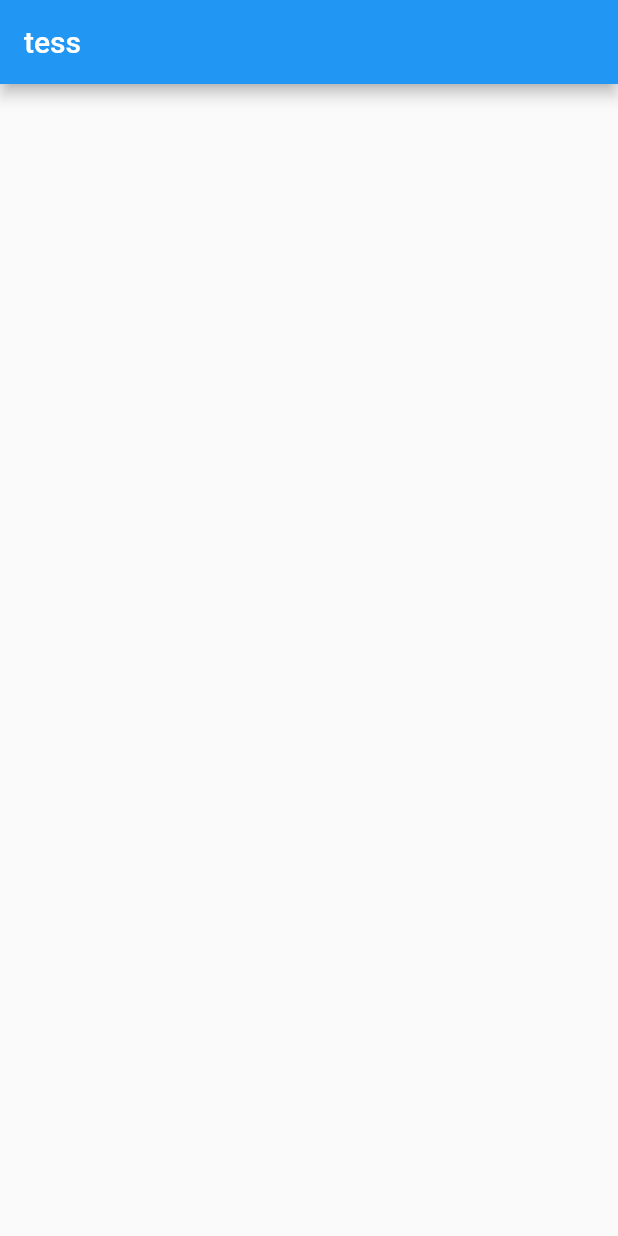
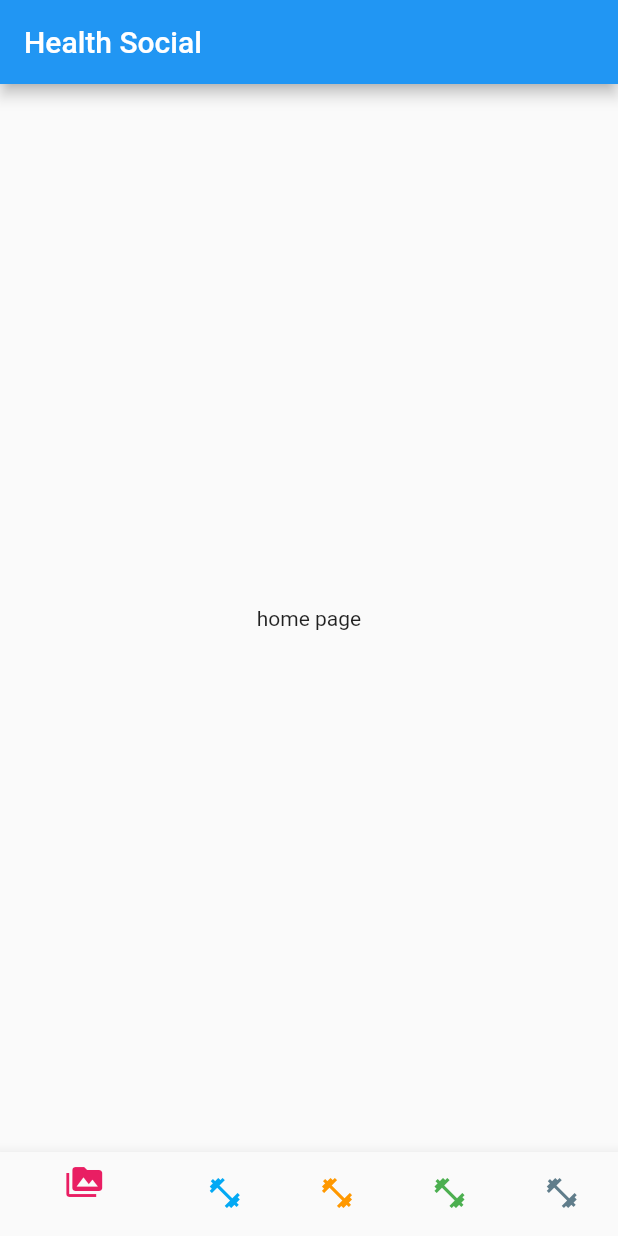
Before and after one commit to Health-Social/app_guru, a Flutter app: the screen it shows after launch, on a phone screen of 412 x 824 dp. Run offline on Flutter 3.47's test engine with Material 2 defaults, Android fonts, the light colour scheme and no system bars.

Commit message:
basic shell

```diff
--- a/lib/main.dart
+++ b/lib/main.dart
@@ -1,6 +1,11 @@
 import 'package:flutter/material.dart';
 
-import './pages/auth.dart';
+//Page Imports
+import './pages/home.dart';
+import './pages/search.dart';
+import './pages/upload.dart';
+import './pages/notification.dart';
+import './pages/profile.dart';
 
 void main() => runApp(MyApp());
 
@@ -9,16 +14,77 @@ class MyApp extends StatefulWidget {
 }
 
 class _MyAppState extends State<MyApp> {
+  int _currentIndex = 0;
+
+  void _onTapNavigationBar(int index) {
+    setState(() {
+      _currentIndex = index;
+    });
+  }
+
+  Widget _pageShown() {
+    // which page to show
+      if (_currentIndex == 0) {
+        return  HomePage();
+      }
+      if (_currentIndex == 1) {
+        return SearchPage();
+      }
+      if (_currentIndex == 2) {
+        return UploadPage();
+      }
+      if (_currentIndex == 3) {
+        return NotificationPage();
+      } else {
+        return ProfilePage();
+      }
+  }
+
   @override
   Widget build(BuildContext context) {
     return MaterialApp(
-      theme: ThemeData(
-          primarySwatch: Colors.blue,
-          accentColor: Colors.blueGrey,
-          buttonColor: Colors.lightBlue),
-      routes: {
-        '/': (BuildContext context) => AuthPage()
-      },
+      title: 'health social',
+      home: Scaffold(
+        appBar: AppBar(
+          title: Text('Health Social'),
+        ),
+        body: _pageShown(),
+        bottomNavigationBar: BottomNavigationBar(
+          currentIndex: _currentIndex,
+          items: <BottomNavigationBarItem>[
+            BottomNavigationBarItem(
+                title: Container(),
+                icon: Icon(
+                    _currentIndex == 0
+                        ? Icons.perm_media
+                        : Icons.fitness_center,
+                    color: Colors.pink)),
+            BottomNavigationBarItem(
+                title: Container(),
+                icon: Icon(
+                    _currentIndex == 1 ? Icons.search : Icons.fitness_center,
+                    color: Colors.lightBlue)),
+            BottomNavigationBarItem(
+                title: Container(),
+                icon: Icon(
+                    _currentIndex == 2
+                        ? Icons.camera_alt
+                        : Icons.fitness_center,
+                    color: Colors.orange)),
+            BottomNavigationBarItem(
+                title: Container(),
+                icon: Icon(
+                    _currentIndex == 3 ? Icons.favorite : Icons.fitness_center,
+                    color: Colors.green)),
+            BottomNavigationBarItem(
+                title: Container(),
+                icon: Icon(
+                    _currentIndex == 4 ? Icons.person : Icons.fitness_center,
+                    color: Colors.blueGrey))
+          ],
+          onTap: _onTapNavigationBar,
+        ),
+      ),
     );
   }
 }
--- a/lib/pages/auth.dart
+++ b/lib/pages/auth.dart
@@ -3,10 +3,6 @@ import 'package:flutter/material.dart';
 class AuthPage extends StatelessWidget {
   @override
   Widget build(BuildContext context) {
-    return Scaffold(
-      appBar: AppBar(
-        title: Text('tess'),
-      ),
-    );
+    return null;
   }
 }
--- a/lib/pages/home.dart
+++ b/lib/pages/home.dart
@@ -0,0 +1,14 @@
+import 'package:flutter/material.dart';
+import 'package:flutter/cupertino.dart';
+
+class HomePage extends StatefulWidget {
+  @override
+  _HomePageState createState() => _HomePageState();
+}
+
+class _HomePageState extends State<HomePage> {
+  @override
+  Widget build(BuildContext context) {
+    return Center(child: Text('home page'));
+    }
+  }
--- /dev/null
+++ b/lib/pages/search.dart
@@ -0,0 +1,8 @@
+import 'package:flutter/material.dart';
+
+class SearchPage extends StatelessWidget {
+  @override
+  Widget build(BuildContext context) {
+    return Center(child: Text('search page'));
+  }
+}
--- /dev/null
+++ b/lib/pages/upload.dart
@@ -0,0 +1,8 @@
+import 'package:flutter/material.dart';
+
+class UploadPage extends StatelessWidget {
+  @override
+  Widget build(BuildContext context) {
+    return Center(child: Text('upload page'));
+  }
+}
--- /dev/null
+++ b/lib/widgets/post_elements/tag_type.dart
@@ -0,0 +1,5 @@
+
+class TagType {
+  // outsource TagType Later
+  final String test = 'test';
+}
--- a/pubspec.yaml
+++ b/pubspec.yaml
@@ -19,6 +19,7 @@ dependencies:
   # The following adds the Cupertino Icons font to your application.
   # Use with the CupertinoIcons class for iOS style icons.
   cupertino_icons: ^0.1.2
+  scoped_model: ^1.0.1
 
 dev_dependencies:
   flutter_test:
```
Also changed, not shown: lib/pages/notification.dart (added, +14 -0 lines), lib/pages/profile.dart (added, +14 -0 lines), lib/post types/diet_post.dart (added, +34 -0 lines), lib/post types/image_video_post.dart (added, +32 -0 lines), lib/post types/text_post.dart (added, +30 -0 lines), lib/post types/workout_post.dart (added, +34 -0 lines), lib/widgets/ui_elements/adaptive_theme_data.dart (added, +20 -0 lines), assets/images/background.jpg (added), assets/images/runner1.jpg (added), assets/images/runner2.jpg (added), 1 other file.
